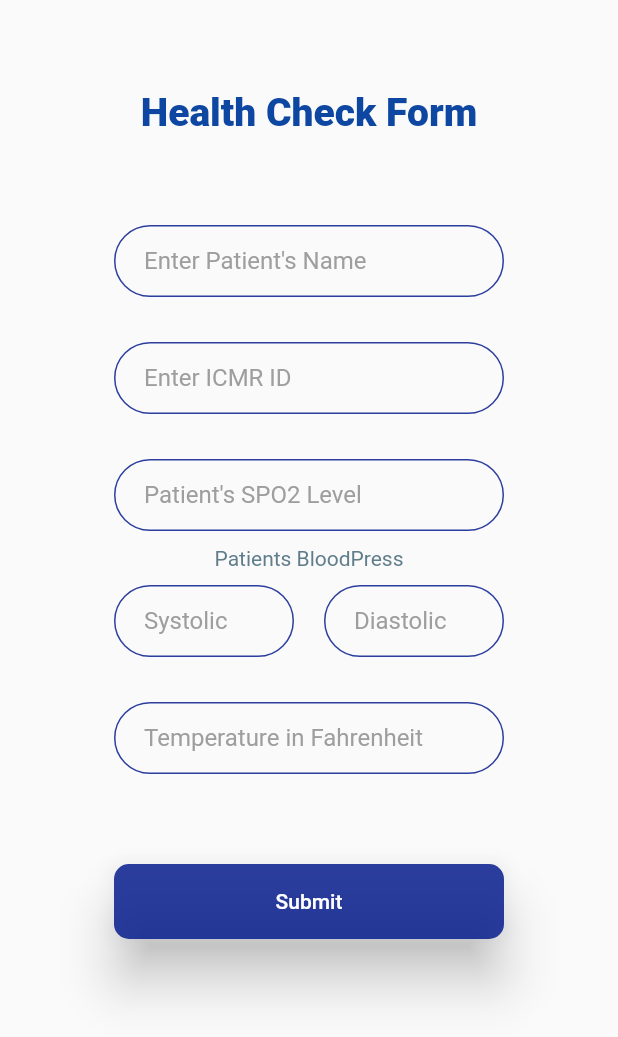
After one commit to kecians/Covid-Data-Hub, a Flutter app: the PatientForm screen opened by its route, on a phone screen of 412 x 824 dp. The commit adds this screen. Shown: the top 1037 px of the screen. Run offline on Flutter 3.47's test engine with Material 2 defaults, Android fonts, the phone set to English and light mode, and no system bars; our stand-ins replace animated_text_kit, flutter_svg.

Commit message:
Patient Form added

```diff
--- /dev/null
+++ b/lib/Components/MyTextField.dart
@@ -0,0 +1,24 @@
+import 'package:flutter/material.dart';
+import 'package:patient_status_app/Utilities/constants.dart';
+
+class MyTextField extends StatelessWidget {
+  const MyTextField({
+    this.width,this.inputType,this.onPress,this.text
+  });
+  final double width;
+  final TextInputType inputType;
+  final Function onPress;
+  final String text;
+  @override
+  Widget build(BuildContext context) {
+    return Container(
+      width: width,
+      child: TextField(
+        keyboardType: inputType,
+        style: TextStyle(color: Colors.black),
+        onChanged: onPress,
+        decoration: kInputDecorantion.copyWith(hintText: text),
+      ),
+    );
+  }
+}
--- a/lib/Components/PatientListCard.dart
+++ b/lib/Components/PatientListCard.dart
@@ -1,14 +1,14 @@
 import 'package:flutter/material.dart';
 class PatientListCard extends StatelessWidget {
   const PatientListCard({
-    this.patientName,this.bedNo
+    this.patientName,this.bedNo,this.onPress
   });
   final String patientName,bedNo;
-
+  final Function onPress;
   @override
   Widget build(BuildContext context) {
     return InkWell(
-
+       onTap: onPress,
       child: Container(
         margin: EdgeInsets.only(top: 10),
         child: Row(
--- a/lib/Screens/Nurses/NurseLogin.dart
+++ b/lib/Screens/Nurses/NurseLogin.dart
@@ -4,6 +4,7 @@ import 'package:patient_status_app/Components/Drawer.dart';
 import 'package:patient_status_app/Components/PatientListCard.dart';
 import 'package:patient_status_app/Components/RoundButton.dart';
 import 'package:patient_status_app/Components/SearchBar.dart';
+import 'package:patient_status_app/Screens/Patient/PatientForm.dart';
 
 enum Bed{
    OxygenBed,
@@ -65,7 +66,7 @@ class _NurseLoginState extends State<NurseLogin> {
             SizedBox(height: 10,),
             Column(
               children: [
-                 PatientListCard(patientName: 'Patient 1',bedNo: 'B 21',),
+                 PatientListCard(patientName: 'Patient 1',bedNo: 'B 21',onPress: (){Navigator.pushNamed(context, PatientForm.id);}),
                 PatientListCard(patientName: 'Patient 1',bedNo: 'B 21',),
                 PatientListCard(patientName: 'Patient 1',bedNo: 'B 21',),
                 PatientListCard(patientName: 'Patient 1',bedNo: 'B 21',),
--- /dev/null
+++ b/lib/Screens/Patient/PatientForm.dart
@@ -0,0 +1,50 @@
+import 'package:flutter/material.dart';
+import 'package:patient_status_app/Components/MyTextField.dart';
+import 'package:patient_status_app/Components/RoundButton.dart';
+import 'package:patient_status_app/Utilities/constants.dart';
+class PatientForm extends StatelessWidget {
+  static final String id = 'PatientForm';
+  @override
+  Widget build(BuildContext context) {
+    return SafeArea(child: Scaffold(
+      body: Center(
+
+        child: ListView(
+
+          children:[
+            Column(
+              children: [
+                SizedBox(height: 60,),
+                Text('Health Check Form',style: TextStyle(color: Colors.blue[900],fontSize: 26,
+                    fontWeight: FontWeight.w900,),),
+                SizedBox(height: 60),
+                MyTextField(text: 'Enter Patient\'s Name',width: 260,onPress: (value){}),
+                SizedBox(height: 30),
+                MyTextField(text: 'Enter ICMR ID',width: 260,onPress: (value){}),
+                SizedBox(height: 30),
+                MyTextField(text: 'Patient\'s SPO2 Level',width: 260,inputType: TextInputType.number,onPress: (value){}),
+                SizedBox(height: 10),
+                Text('Patients BloodPress',style: TextStyle(color: Colors.blueGrey),),
+                SizedBox(height: 10,),
+                Row(
+                  mainAxisAlignment: MainAxisAlignment.center,
+                  children: [
+                    MyTextField(text: 'Systolic',width: 120,inputType: TextInputType.number,onPress: (value){}),
+                    SizedBox(width: 20,),
+                    MyTextField(text: 'Diastolic',width: 120,inputType: TextInputType.number,onPress: (value){}),
+                  ],
+                ),
+                SizedBox(height: 30,),
+                MyTextField(text: 'Temperature in Fahrenheit',width: 260,inputType: TextInputType.number,onPress: (value){}),
+                SizedBox(height: 60),
+                RoundButton(color: Color(0XFFD5031A8D),text: "Submit", textColor: Colors.white,
+                  onpress: (){ } ,height: 50,width: 260,),
+
+              ],
+            ),
+          ],
+        ),
+      ),
+    ));
+  }
+}
--- a/lib/main.dart
+++ b/lib/main.dart
@@ -4,6 +4,8 @@ import 'package:patient_status_app/Screens/Home.dart';
 import 'package:patient_status_app/Screens/Nurses/NurseLogin.dart';
 import 'package:patient_status_app/Screens/Register.dart';
 import 'package:patient_status_app/Screens/Status.dart';
+
+import 'Screens/Patient/PatientForm.dart';
 
 void main() {
   runApp(Main());
@@ -20,7 +22,8 @@ class Main extends StatelessWidget {
         DoctorLogin.id  : (context){return DoctorLogin();},
         NurseLogin.id : (context){return NurseLogin();},
         Register.id : (context){return Register();},
-        Status.id : (context){return Status();}
+        Status.id : (context){return Status();},
+        PatientForm.id : (context){return PatientForm();}
       },
     );
   }
```
